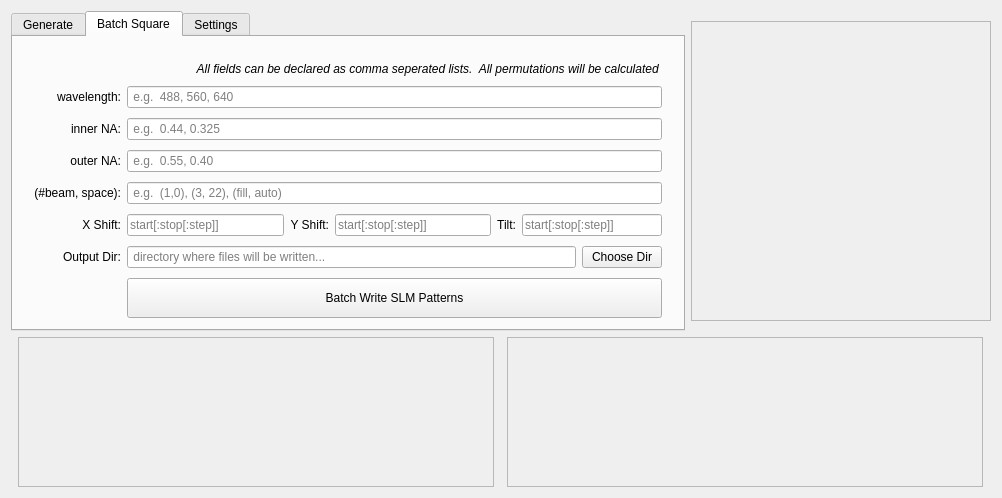
Qt form slmgen/slm_pattern_dialog.ui (tlambert03/LLSpy) before a commit.
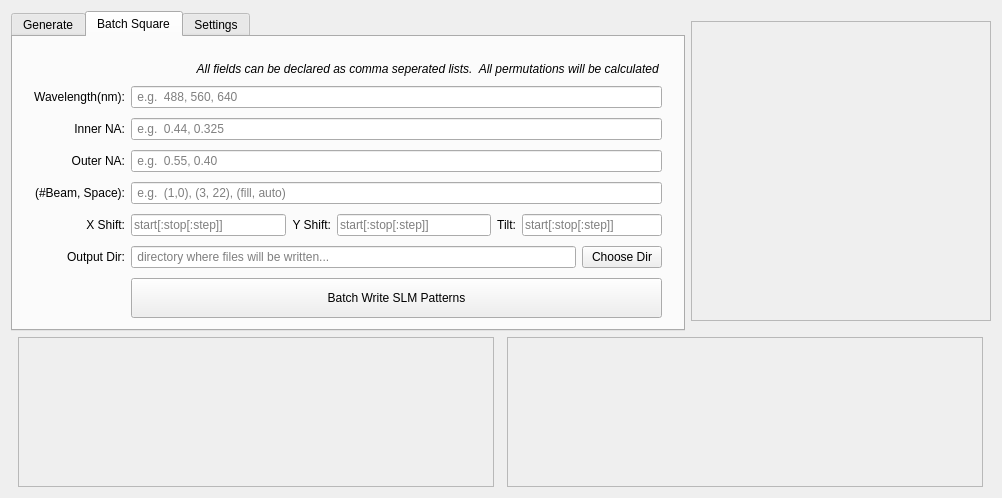
The same form after that commit. The open tabs and pages were chosen to show the change.

Commit message: update SLM window

Patch:
```diff
--- a/slmgen/slm_pattern_dialog.ui
+++ b/slmgen/slm_pattern_dialog.ui
@@ -895,7 +895,7 @@
        <item row="1" column="0">
         <widget class="QLabel" name="label_5">
          <property name="text">
-          <string>wavelength:</string>
+          <string>Wavelength(nm):</string>
          </property>
          <property name="alignment">
           <set>Qt::AlignRight|Qt::AlignTrailing|Qt::AlignVCenter</set>
@@ -956,7 +956,7 @@
        <item row="3" column="0">
         <widget class="QLabel" name="label_19">
          <property name="text">
-          <string>outer NA:</string>
+          <string>Outer NA:</string>
          </property>
          <property name="alignment">
           <set>Qt::AlignRight|Qt::AlignTrailing|Qt::AlignVCenter</set>
@@ -966,7 +966,7 @@
        <item row="2" column="0">
         <widget class="QLabel" name="label_18">
          <property name="text">
-          <string>inner NA:</string>
+          <string>Inner NA:</string>
          </property>
          <property name="alignment">
           <set>Qt::AlignRight|Qt::AlignTrailing|Qt::AlignVCenter</set>
@@ -1013,7 +1013,7 @@
        <item row="4" column="0">
         <widget class="QLabel" name="label_20">
          <property name="text">
-          <string>(#beam, space):</string>
+          <string>(#Beam, Space):</string>
          </property>
          <property name="alignment">
           <set>Qt::AlignRight|Qt::AlignTrailing|Qt::AlignVCenter</set>
```
Left out of the diff: 8 changed lines with no effect on the pictures. The commit also changes 1 other file.
